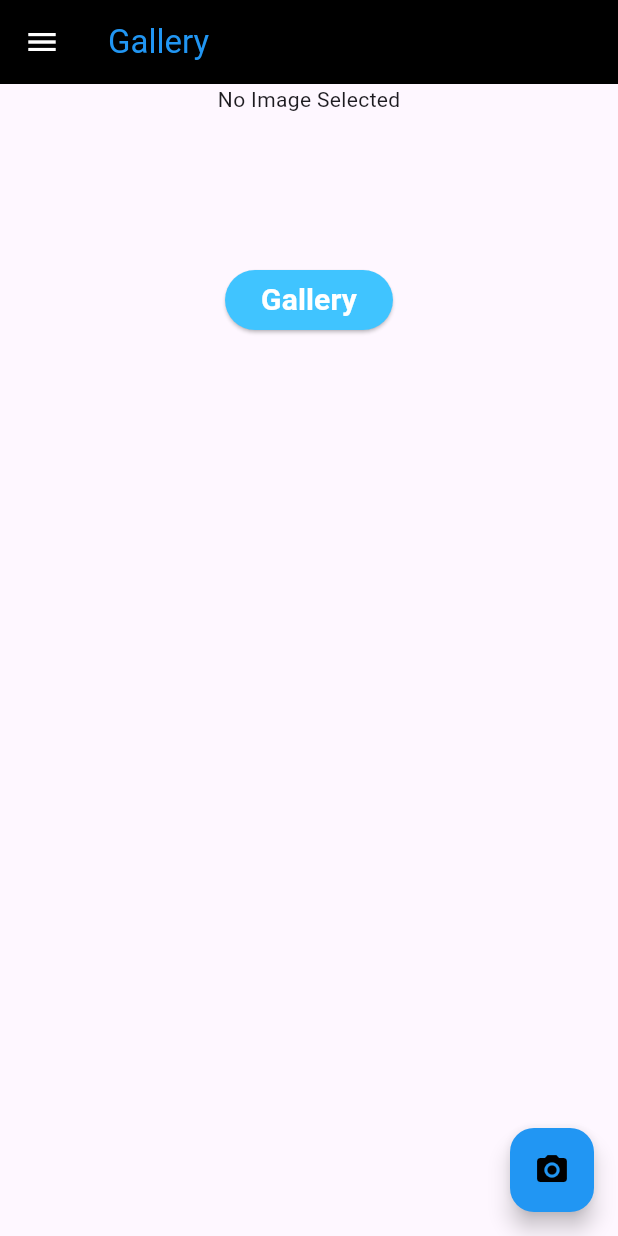
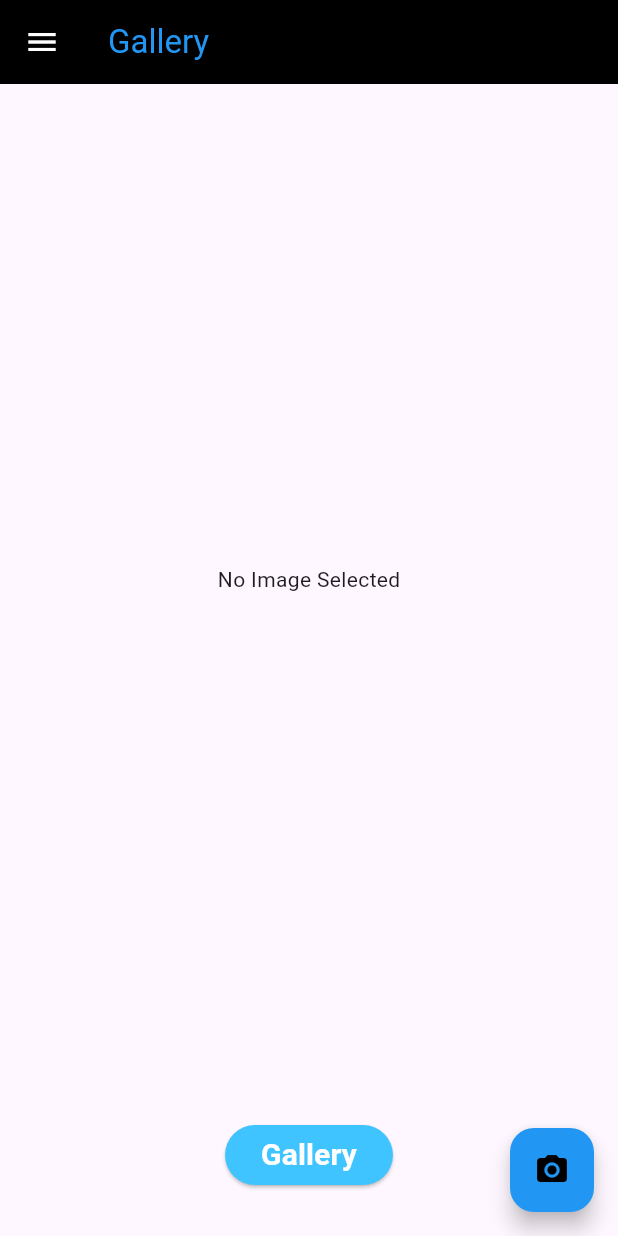
Before and after one commit to stephen158/Image_picker, a Flutter app: the screen it shows after launch, on a phone screen of 412 x 824 dp. Run offline on Flutter 3.47's test engine with Material 3 defaults, Android fonts, the phone set to English and light mode, and no system bars; our stand-ins replace image_picker, permission_handler.

Commit message:
I had modified some codings to make the button more stable

```diff
--- a/lib/main.dart
+++ b/lib/main.dart
@@ -1,4 +1,6 @@
+import 'package:flutter/cupertino.dart';
 import 'package:flutter/material.dart';
+import 'package:flutter/widgets.dart';
 import 'package:image_picker/image_picker.dart';
 import 'package:permission_handler/permission_handler.dart';
 import 'dart:io';
@@ -40,12 +42,17 @@ class _MyAppState extends State<MyApp> {
         title: Text('Gallery',style: TextStyle(color: Colors.blue),),
         leading: Icon(Icons.menu,color: Colors.white,),
       ),
-      body:Center(
-           child: Column(
+      body:Column(
         children: [
-               Center(child: _image == null ? Text('No Image Selected') : Image.file(_image!)),
-               const SizedBox(height: 100),
-               ElevatedButton(
+          Expanded(
+            child: Container(
+              child: Center(
+                  child: _image == null ? Text('No Image Selected') : Image.file(_image!,height: 300,width: 500,)),
+            ),
+          ),
+          Container(
+            margin:EdgeInsets.all(30),
+            child: ElevatedButton(
               style: ElevatedButton.styleFrom(
                 backgroundColor: Colors.lightBlueAccent,
               ),
@@ -55,8 +62,8 @@ class _MyAppState extends State<MyApp> {
               style: TextStyle(color: Colors.white,
                   fontWeight: FontWeight.bold,
                   fontSize:20),),),
+          ),
           ],
-           ),
       ),
       floatingActionButton: FloatingActionButton(
           onPressed: ()async{
```
Lines whose indentation alone changed are shown as unchanged.
